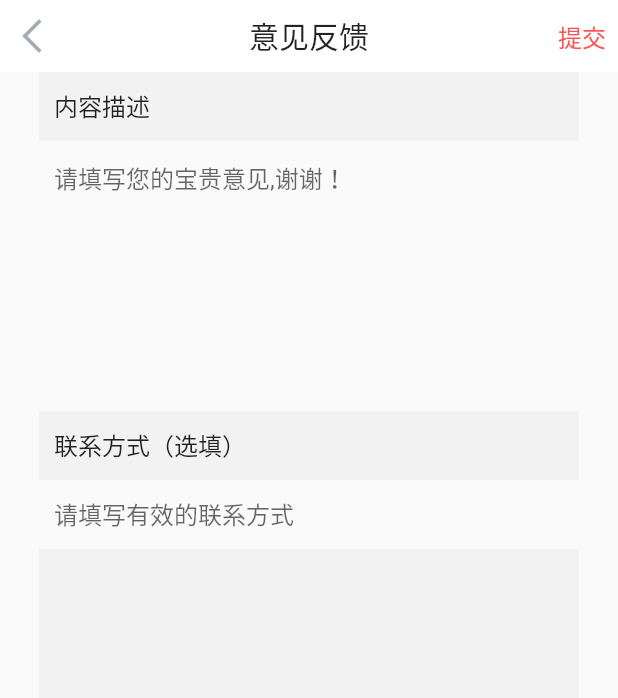
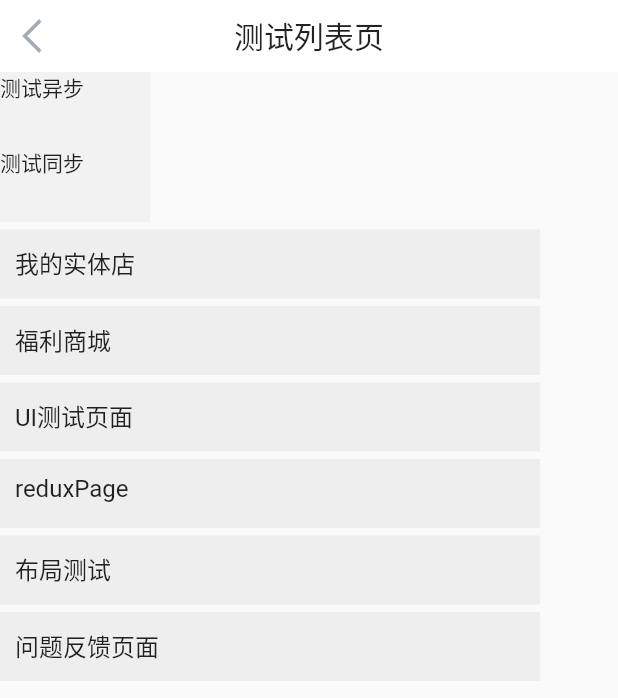
Before and after one commit to paopaosecret/flutter, a Flutter app: the screen it shows after launch, on a phone screen of 412 x 824 dp. Shown: the top 698 px of the screen. Run offline on Flutter 3.47's test engine with Material 2 defaults, Android fonts, the phone set to English and light mode, and no system bars; our stand-ins replace flutter_redux, flutter_screenutil, redux.

Commit message:
错误日志上报

```diff
--- a/lib/main.dart
+++ b/lib/main.dart
@@ -1,30 +1,50 @@
+import 'dart:async';
+
 import 'package:flutter/material.dart';
 import 'package:flutter_redux/flutter_redux.dart';
-import 'package:flutterstudy/fragment_me.dart';
+import 'package:flutterstudy/page/fragment_me.dart';
+import 'package:flutterstudy/page/page_sample.dart';
+import 'package:flutterstudy/page/redux_page.dart';
 import 'package:flutterstudy/redux/middleware/add_middleware.dart';
 import 'package:flutterstudy/redux/reducer/app_reducer.dart';
 import 'package:flutterstudy/redux/state/app_state.dart';
-import 'package:flutterstudy/ui_test.dart';
+import 'package:flutterstudy/page/page_ui_test.dart';
 import 'package:flutterstudy/widget/title_bar.dart';
 import 'package:flutterstudy/widget/toast.dart';
 import 'package:redux/redux.dart';
 
-import 'my_store.dart';
-import 'new_page.dart';
-import 'redux_page.dart';
+import 'page/my_store.dart';
+import 'page/new_page.dart';
 import 'package:flutterstudy/eventbus/event_bus.dart';
 import 'package:flutterstudy/eventbus/event_constant.dart';
 
 TextEditingController _describleController = new TextEditingController();
 TextEditingController _contractController = new TextEditingController();
+//bool get isInDebugMode {
+//  bool inDebugMode = false;
+//  assert(inDebugMode = true);
+//  return inDebugMode;
+//}
 void main(){
 
+  //注册Flutter框架的异常回调
+  FlutterError.onError = (FlutterErrorDetails details) async {
+    print("  FlutterError.onError: ${details.exception}");
+    Zone.current.handleUncaughtError(details.exception, details.stack);
+  };
+
+  runZoned((){
     final Store<AppState> _store = Store<AppState>(
       reducer,
       initialState: AppState.initState(),
       middleware: [AddMiddleware()],
     );
     runApp(MyApp(store: _store));
+  }, onError: (error, stackTrace) async {
+    //异常处理
+   print("this is error ---$error");
+  });
+
 }
 
 class MyApp extends StatefulWidget {
@@ -33,12 +53,19 @@ class MyApp extends StatefulWidget {
   MyApp({this.store});
   @override
   State<StatefulWidget> createState() {
-    // TODO: implement createState
     return _MyAppState();
   }
 }
 
 class _MyAppState extends State<MyApp> {
+  List<ItemBean> storeList = new List();
+  @override
+  void initState() {
+    // TODO: implement initState
+    super.initState();
+
+  }
+
 
   @override
   Widget build(BuildContext context) {
@@ -60,90 +87,74 @@ class _MyAppState extends State<MyApp> {
           "my_store": (context) => new MyStore(),
           "fragment_me": (context) => new FragmentMe(),
           "redux_page":  (ctx) => new ReduxPage(),
+          "problem_back":  (ctx) => new SimplePage(),
         },
         home: Builder(
           builder: (context) => Scaffold(
-            appBar: TitleBar().titleBar(context, '意见反馈',
-              rightText: "提交",
-              onRightPressed: (){
-                Navigator.push(context,
-                    MaterialPageRoute(builder: (context) => MyStore()));
-                ToastUtils.showToast("提交成功");
-              }
-            ),
-            body: Center(
-              child: Column(
+            appBar: TitleBar().titleBar(context, '测试列表页',),
+            body: Column(
                 mainAxisAlignment: MainAxisAlignment.start,
                 crossAxisAlignment: CrossAxisAlignment.start,
+                children: <Widget>[
+                  GestureDetector(
+                      onTap: (){
+                        Future.delayed(Duration(seconds: 1))
+                            .then((e) => throw StateError('This is a Dart exception 异步.'));
+                      },
+                  child: Container(
+                      width: 100,
+                      height: 50,
+                      color: Color(0xFFF2F2F2),
+                      child: Text("测试异步"))),
+                  GestureDetector(
+                      onTap: (){
+                        throw StateError('This is a Dart exception 同步');
+                      },
+                      child: Container(
+                          width: 100,
+                          height: 50,
+                          color: Color(0xFFF2F2F2),
+                          child: Text("测试同步"))),
+                  buildItem(context, "我的实体店", "my_store", null),
+                  buildItem(context, "福利商城", "fragment_me", null),
+                  buildItem(context, "UI测试页面", "ui_test", null),
+                  buildItem(context, "reduxPage", "redux_page", null),
+                  buildItem(context, "布局测试", "new_page", "布局测试页面参数"),
+                  buildItem(context, "问题反馈页面", "problem_back", null),
+                ],
+              ),
+            ),
+          ),
+        ),
+      );
+  }
+}
 
-                children: <Widget>[
-                  Container(
+Widget buildItem(BuildContext context, String name, String jumpStr,  Object params,){
+  return GestureDetector(
+    onTap: (){
+      if(params != null){
+        Navigator.of(context).pushNamed(jumpStr, arguments: params);
+      }else{
+        Navigator.of(context).pushNamed(jumpStr);
+      }
+
+    },
+    child: Container(
+      margin: EdgeInsets.only(top: 5),
       width: 360,
       height: 46,
       padding: EdgeInsets.all(10),
-                    color: Color(0xF2F2F2F2),
+      color: Color(0xFFEEEEEE),
       child: Text(
-                      '内容描述',
+        name,
         style: TextStyle(
             color: Colors.black87,
             fontSize: 16
         ),
       ),
     ),
-                  Container(
-                    width: 360,
-                    height: 180,
-                    padding: EdgeInsets.only(left: 10, top: 0, right: 10, bottom: 5),
-                    child: TextFormField(
-                      controller: _describleController,
-                      enabled: true,
-                      maxLines: 5,
-                      decoration: InputDecoration(
-                        hintText: '请填写您的宝贵意见,谢谢！',
-                        border: InputBorder.none,
-                      ),
-                    ),
-                  ),
-                  Container(
-                    width: 360,
-                    height: 46,
-                    padding: EdgeInsets.only(left: 10, top: 10, right: 10, bottom: 10),
-                    color: Color(0xF2F2F2F2),
-                    child: Text(
-                      '联系方式（选填）',
-                      style: TextStyle(
-                          color: Colors.black87,
-                          fontSize: 16
-                      ),
-                    ),
-                  ),
-                  Container(
-                    width: 360,
-                    height: 46,
-                    padding: EdgeInsets.only(left: 10, top: 0, right: 10, bottom: 0),
-                    child: TextFormField(
-                      controller: _contractController,
-                      enabled: true,
-                      maxLines: 1,
-                      decoration: InputDecoration(
-                        hintText: '请填写有效的联系方式',
-                        border: InputBorder.none,
-                      ),
-                    ),
-                  ),
-                  Container(
-                    width: 360,
-                    height: 312,
-                    color: Color(0xF2F2F2F2),
-                  ),
-                ],
-              ),
-            ),
-          ),
-        ),
-      ),
   );
-  }
 }
 
 void collectLog(String line){
--- a/lib/fragment_me.dart
+++ b/lib/page/fragment_me.dart
@@ -1,7 +1,7 @@
 import 'package:flutter/cupertino.dart';
 import 'package:flutter/material.dart';
+import 'package:flutterstudy/widget/marquee.dart';
 import 'package:flutterstudy/widget/toast.dart';
-import 'marquee.dart';
 import 'package:flutter_screenutil/flutter_screenutil.dart';
 ///首页-我的页面
 class FragmentMe extends StatefulWidget {
--- a/lib/my_store.dart
+++ b/lib/page/my_store.dart
@@ -2,7 +2,7 @@ import 'package:flutter/cupertino.dart';
 import 'package:flutter/material.dart';
 import 'package:flutterstudy/widget/title_bar.dart';
 import 'package:flutterstudy/widget/toast.dart';
-import 'ui_utils.dart';
+import '../utils/ui_utils.dart';
 
 class MyStore extends StatefulWidget {
   @override
@@ -22,6 +22,9 @@ class StoreState extends State<MyStore> {
 
   @override
   void initState() {
+    WidgetsBinding.instance.addPostFrameCallback((duration){
+      ToastUtils.showToast("第一帧回调");
+    });
     dataList.clear();
     for (int i = 0; i < 5; i++) {
       ItemBean bean = new ItemBean();
--- a/lib/new_page.dart
+++ b/lib/page/new_page.dart
@@ -1,7 +1,7 @@
 import 'package:flutter/cupertino.dart';
 import 'package:flutter/material.dart';
-import 'marquee.dart';
-import 'ui_utils.dart';
+import 'package:flutterstudy/widget/marquee.dart';
+import '../utils/ui_utils.dart';
 
 class NewPage extends StatelessWidget {
   Widget _listItemBuilder(BuildContext context, int index){
--- a/lib/ui_test.dart
+++ b/lib/page/page_ui_test.dart
@@ -2,8 +2,8 @@ import 'dart:ui';
 
 import 'package:flutter/cupertino.dart';
 import 'package:flutter/material.dart';
-import 'package:flutterstudy/my_store.dart';
-import 'package:flutterstudy/z_listview.dart';
+import 'package:flutterstudy/page/my_store.dart';
+import 'package:flutterstudy/page/z_listview.dart';
 
 class UITest extends StatelessWidget{
 
```
Also changed, not shown: lib/marquee.dart (deleted, +0 -57 lines), lib/page/page_sample.dart (added, +105 -0 lines), lib/widget/pull_to_refresh_header_widget.dart (added, +68 -0 lines), lib/widget/pull_to_refresh_proxy_header_widget.dart (added, +138 -0 lines), lib/widget/pull_to_refresh_widget.dart (added, +21 -0 lines), lib/page/redux_page.dart (renamed from lib/redux_page.dart), lib/page/z_listview.dart (renamed from lib/z_listview.dart), lib/utils/ui_utils.dart (renamed from lib/ui_utils.dart). Lines whose indentation alone changed are shown as unchanged.
